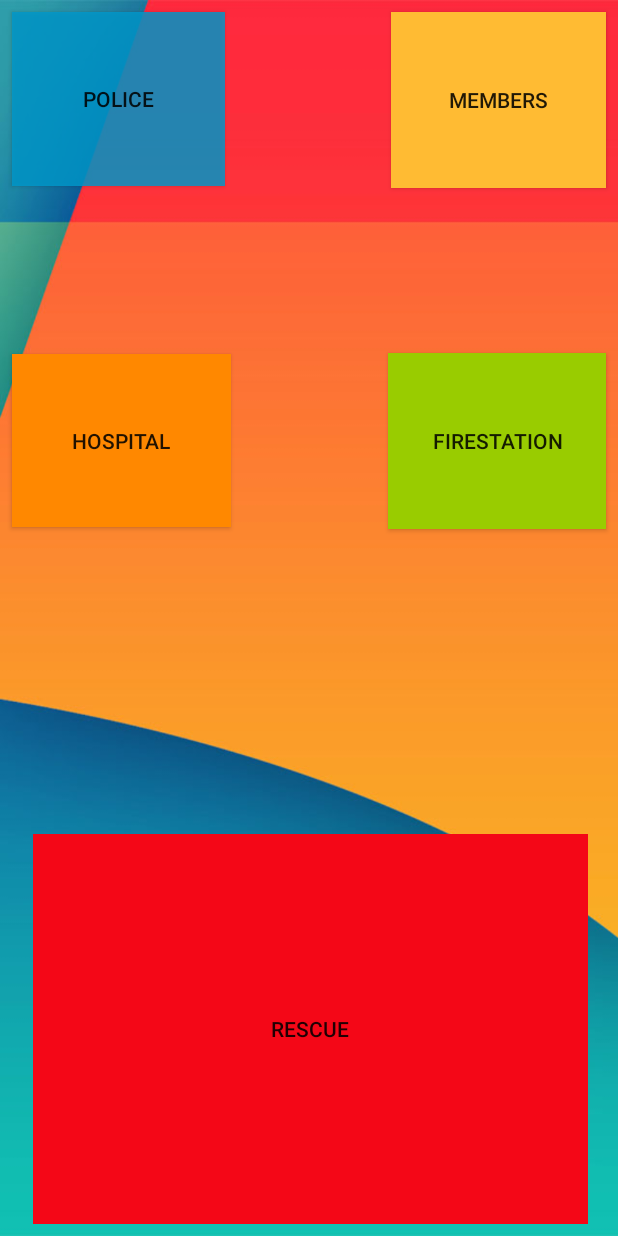
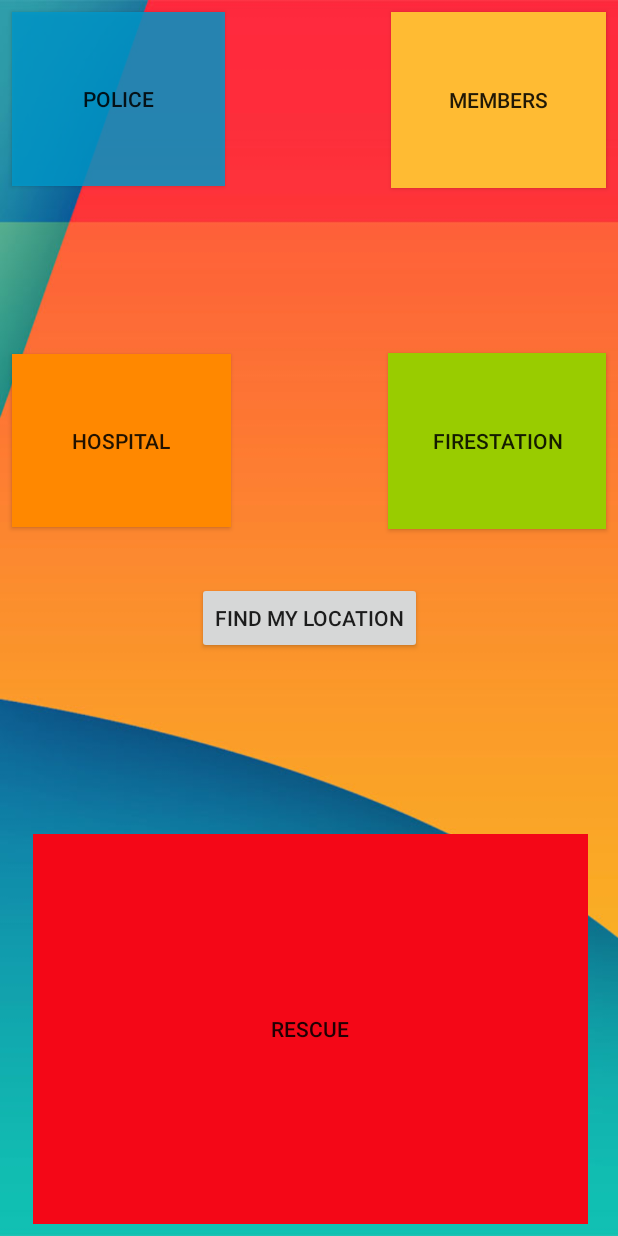
Before and after one commit to Aadit01/rescue_Android-, an Android app: the MainActivity screen opened directly, with no data from a screen before it, on a phone screen of 412 x 824 dp. Run offline under Robolectric (Android 15) with nearby library versions, the phone set to English and light mode, and no system bars.

Commit message:
abhi's commit

```diff
--- a/panic/app/src/main/java/com/example/s522553/panic/MainActivity.java
+++ b/panic/app/src/main/java/com/example/s522553/panic/MainActivity.java
@@ -32,5 +32,10 @@ public class MainActivity extends AppCompatActivity {
         startActivity(i);
     }
 
+    public void location (View v)
+    {
+        Intent i= new Intent(this,LocationActivity.class);
+        startActivity(i);
+    }
 
 }
--- a/panic/app/src/main/res/layout/activity_main.xml
+++ b/panic/app/src/main/res/layout/activity_main.xml
@@ -120,4 +120,21 @@
         app:layout_constraintTop_toTopOf="parent"
         app:layout_constraintVertical_bias="0.333" />
 
+    <Button
+        android:id="@+id/button"
+        android:layout_width="wrap_content"
+        android:layout_height="wrap_content"
+        android:layout_marginStart="8dp"
+        android:layout_marginLeft="8dp"
+        android:layout_marginTop="8dp"
+        android:layout_marginEnd="8dp"
+        android:layout_marginRight="8dp"
+        android:layout_marginBottom="8dp"
+        android:text="Find my Location"
+        android:onClick="location"
+        app:layout_constraintBottom_toBottomOf="parent"
+        app:layout_constraintEnd_toEndOf="parent"
+        app:layout_constraintStart_toStartOf="parent"
+        app:layout_constraintTop_toTopOf="parent" />
+
 </android.support.constraint.ConstraintLayout>
--- a/panic/app/src/main/res/values/strings.xml
+++ b/panic/app/src/main/res/values/strings.xml
@@ -1,4 +1,5 @@
 <resources>
     <string name="app_name">panic</string>
     <string name="title_activity_police_maps">Map</string>
+    <string name="hello_world" />
 </resources>
```
Also changed, not shown: panic/app/src/main/AndroidManifest.xml (+9 -7 lines), panic/app/src/main/java/com/example/s522553/panic/LocationActivity.java (added, +50 -0 lines), panic/app/src/main/res/layout/activity_location.xml (added, +16 -0 lines), panic/app/build.gradle (line endings or trailing spaces).
